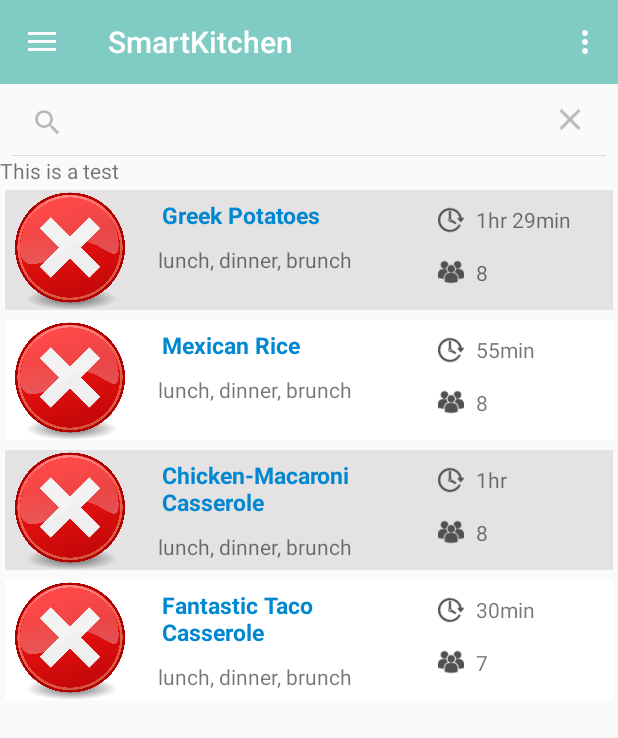
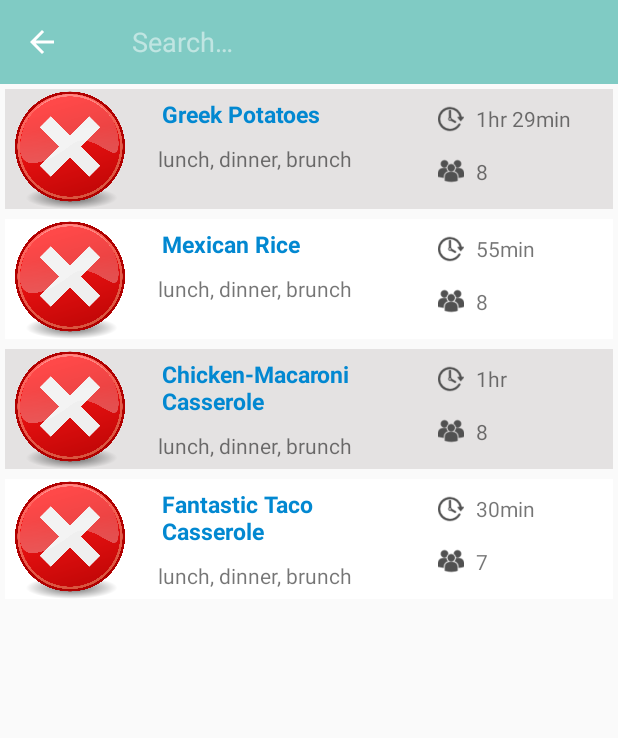
Before and after one commit to Jorciney/SmartKitchen, an Android app: the screen it shows after launch (MainActivity), after a tap on "Search", on a phone screen of 412 x 824 dp. Shown: the top 738 px of the screen. Run offline under Robolectric (Android 15) with nearby library versions, the phone set to English and light mode, and no system bars; our stand-ins replace Picasso; pictures from the network do not load.

Commit message:
Added Search option to All Recipes

```diff
--- a/app/src/main/java/be/myitworld/smartkitchen/acitivities/AllRecipesFragment.java
+++ b/app/src/main/java/be/myitworld/smartkitchen/acitivities/AllRecipesFragment.java
@@ -9,20 +9,29 @@ import android.graphics.RectF;
 import android.os.Bundle;
 import android.support.annotation.Nullable;
 import android.support.v4.app.Fragment;
+import android.support.v4.view.MenuItemCompat;
 import android.support.v7.widget.DefaultItemAnimator;
 import android.support.v7.widget.LinearLayoutManager;
 import android.support.v7.widget.RecyclerView;
+import android.support.v7.widget.SearchView;
 import android.support.v7.widget.helper.ItemTouchHelper;
 import android.view.LayoutInflater;
+import android.view.Menu;
+import android.view.MenuInflater;
+import android.view.MenuItem;
 import android.view.View;
 import android.view.ViewGroup;
+import java.util.ArrayList;
+import java.util.List;
 import be.myitworld.smartkitchen.R;
+import be.myitworld.smartkitchen.model.Recipe;
 import be.myitworld.smartkitchen.tools.AllRecipesRecyclerViewAdapter;
+import be.myitworld.smartkitchen.tools.Manager;
 
 /**
  * Created by Jorciney on 8/05/2016.
  */
-public class AllRecipesFragment extends Fragment {
+public class AllRecipesFragment extends Fragment implements SearchView.OnQueryTextListener {
     private static RecyclerView recyclerView;
     private static RecyclerView.LayoutManager mLayoutManager;
     public static AllRecipesRecyclerViewAdapter recyclerViewAdapter;
@@ -46,7 +55,7 @@ public class AllRecipesFragment extends Fragment {
         itemAnimator.setAddDuration(1000);
         recyclerView.setItemAnimator(itemAnimator);
         initSwipe();
-
+        setHasOptionsMenu(true);
         return view;
     }
 
@@ -109,4 +118,54 @@ public class AllRecipesFragment extends Fragment {
             ((ViewGroup) view.getParent()).removeView(view);
         }
     }
+    /**
+     * Recipe search view/bar
+     */
+    @Override
+    public boolean onQueryTextSubmit(String query) {
+        return false;
+    }
+
+
+    @Override
+    public boolean onQueryTextChange(String newText) {
+        final List<Recipe> filteredRecipes = filter(Manager.getInstance().recipes, newText);
+        recyclerViewAdapter.setFilter(filteredRecipes);
+        return true;
+    }
+
+    private List<Recipe> filter(List<Recipe> recipes, String query) {
+        query = query.toLowerCase();
+        final List<Recipe> filteredRecipes = new ArrayList<>();
+        for (Recipe r : recipes) {
+            final String text = r.getTitle().toLowerCase();
+            if (text.contains(query)) {
+                filteredRecipes.add(r);
+            }
+        }
+        return filteredRecipes;
+    }
+
+
+    @Override
+    public void onCreateOptionsMenu(Menu menu, MenuInflater inflater) {
+        inflater.inflate(R.menu.main, menu);
+
+        final MenuItem item = menu.findItem(R.id.action_search);
+        final SearchView searchView = (SearchView) MenuItemCompat.getActionView(item);
+        searchView.setOnQueryTextListener(this);
+
+        MenuItemCompat.setOnActionExpandListener(item,
+                new MenuItemCompat.OnActionExpandListener() {
+                    @Override
+                    public boolean onMenuItemActionCollapse(MenuItem item) {
+                        recyclerViewAdapter.setFilter(Manager.getInstance().recipes);
+                        return true; // Return true to collapse action view
+                    }
+                    @Override
+                    public boolean onMenuItemActionExpand(MenuItem item) {
+                        return true; // Return true to expand action view
+                    }
+                });
+    }
 }
--- a/app/src/main/java/be/myitworld/smartkitchen/acitivities/MainActivity.java
+++ b/app/src/main/java/be/myitworld/smartkitchen/acitivities/MainActivity.java
@@ -7,10 +7,7 @@ import android.support.v4.app.FragmentManager;
 import android.support.v4.view.GravityCompat;
 import android.support.v4.widget.DrawerLayout;
 import android.support.v7.app.ActionBarDrawerToggle;
-import android.support.v7.widget.RecyclerView;
 import android.support.v7.widget.Toolbar;
-import android.support.v7.widget.helper.ItemTouchHelper;
-import android.view.Menu;
 import android.view.MenuItem;
 import be.myitworld.smartkitchen.R;
 import be.myitworld.smartkitchen.tools.RootActivity;
@@ -64,28 +61,6 @@ public class MainActivity extends RootActivity
         }
     }
 
-    @Override
-    public boolean onCreateOptionsMenu(Menu menu) {
-        // Inflate the menu; this adds items to the action bar if it is present.
-        getMenuInflater().inflate(R.menu.main, menu);
-        return true;
-    }
-
-    @Override
-    public boolean onOptionsItemSelected(MenuItem item) {
-        // Handle action bar item clicks here. The action bar will
-        // automatically handle clicks on the Home/Up button, so long
-        // as you specify a parent activity in AndroidManifest.xml.
-        int id = item.getItemId();
-
-        //noinspection SimplifiableIfStatement
-        if (id == R.id.action_settings) {
-            return true;
-        }
-
-        return super.onOptionsItemSelected(item);
-    }
-
     @SuppressWarnings("StatementWithEmptyBody")
     @Override
     public boolean onNavigationItemSelected(MenuItem item) {
--- a/app/src/main/java/be/myitworld/smartkitchen/tools/AllRecipesRecyclerViewAdapter.java
+++ b/app/src/main/java/be/myitworld/smartkitchen/tools/AllRecipesRecyclerViewAdapter.java
@@ -2,10 +2,7 @@ package be.myitworld.smartkitchen.tools;
 
 import android.content.Context;
 import android.graphics.Color;
-import android.os.Bundle;
-import android.support.v4.app.Fragment;
 import android.support.v4.app.FragmentActivity;
-import android.support.v4.app.FragmentManager;
 import android.support.v7.widget.CardView;
 import android.support.v7.widget.RecyclerView;
 import android.view.LayoutInflater;
@@ -14,9 +11,9 @@ import android.view.ViewGroup;
 import android.widget.ImageView;
 import android.widget.TextView;
 import com.squareup.picasso.Picasso;
+import java.util.ArrayList;
+import java.util.List;
 import be.myitworld.smartkitchen.R;
-import be.myitworld.smartkitchen.acitivities.AllRecipesFragment;
-import be.myitworld.smartkitchen.acitivities.IngredientsFrag;
 import be.myitworld.smartkitchen.acitivities.MainActivity;
 import be.myitworld.smartkitchen.acitivities.RecipeFragment;
 import be.myitworld.smartkitchen.model.Recipe;
@@ -28,14 +25,12 @@ import be.myitworld.smartkitchen.model.Recipe;
 public class AllRecipesRecyclerViewAdapter extends RecyclerView.Adapter<AllRecipesRecyclerViewAdapter.AllRecipesViewHolder> {
     private final Manager manager = Manager.getInstance();
     private Context context;
-    private Class fragmentClass = AllRecipesFragment.class;
-    private Fragment fragment;
     public static Recipe recipe;
     public FragmentActivity activity;
-    private Fragment mFragment;
-    private Bundle mBundle;
+    public static List<Recipe> mRecipes;
 
     public AllRecipesRecyclerViewAdapter() {
+        mRecipes = manager.recipes;
     }
 
     /**
@@ -48,8 +43,6 @@ public class AllRecipesRecyclerViewAdapter extends RecyclerView.Adapter<AllRecip
         private TextView portionTextView;
         private TextView titleTextView;
         private TextView descTextView;
-
-
         private View view;
 
         AllRecipesViewHolder(View v) {
@@ -79,7 +72,7 @@ public class AllRecipesRecyclerViewAdapter extends RecyclerView.Adapter<AllRecip
             allRecipesViewHolder.cardView.setBackgroundColor(Color.WHITE);
         }
         if (Manager.recipes != null) {
-            recipe = manager.recipes.get(position);
+            recipe = mRecipes.get(position);
             if (recipe.getTime() != null)
                 allRecipesViewHolder.timeTextView.setText(recipe.getTime());
             if (recipe.getDescription() != null)
@@ -98,11 +91,9 @@ public class AllRecipesRecyclerViewAdapter extends RecyclerView.Adapter<AllRecip
         allRecipesViewHolder.view.setOnClickListener(new View.OnClickListener() {
             @Override
             public void onClick(View v) {
-                RecipeFragment.recipe = manager.recipes.get(position);
-                Utils.recipe = manager.recipes.get(position);
+                RecipeFragment.recipe = mRecipes.get(position);
                 activity = (FragmentActivity) v.getContext();
-                activity.setTitle(manager.recipes.get(position).getTitle());
-                fragmentClass = RecipeFragment.class;
+                activity.setTitle(mRecipes.get(position).getTitle());
                 replaceFragment();
             }
         });
@@ -118,13 +109,14 @@ public class AllRecipesRecyclerViewAdapter extends RecyclerView.Adapter<AllRecip
     }
 
     public void removeItem(int position) {
-        manager.recipes.remove(position);
+        mRecipes.remove(position);
+        notifyDataSetChanged();
         notifyItemRemoved(position);
     }
 
     public void addItem(Recipe recipeItem) {
-        manager.recipes.add(recipeItem);
-        notifyItemInserted(manager.recipes.size());
+        mRecipes.add(recipeItem);
+        notifyItemInserted(mRecipes.size());
     }
 
     /**
@@ -132,8 +124,8 @@ public class AllRecipesRecyclerViewAdapter extends RecyclerView.Adapter<AllRecip
      */
     @Override
     public int getItemCount() {
-        if (Manager.recipes != null)
-            return Manager.recipes.size();
+        if (mRecipes != null)
+            return mRecipes.size();
         else return 100;
     }
 
@@ -150,5 +142,9 @@ public class AllRecipesRecyclerViewAdapter extends RecyclerView.Adapter<AllRecip
         this.context = context;
     }
 
-
+    public void setFilter(List<Recipe> recipes) {
+        mRecipes = new ArrayList<>();
+        mRecipes.addAll(recipes);
+        notifyDataSetChanged();
+    }
 }
--- a/app/src/main/res/layout/layout_all_recipes.xml
+++ b/app/src/main/res/layout/layout_all_recipes.xml
@@ -2,15 +2,7 @@
 <LinearLayout xmlns:android="http://schemas.android.com/apk/res/android"
     android:orientation="vertical" android:layout_width="match_parent"
     android:layout_height="match_parent">
-    <SearchView
-        android:id="@+id/all_recipes_search_bar"
-        android:layout_width="match_parent"
-        android:layout_height="wrap_content">
-    </SearchView>
-    <TextView
-        android:layout_width="match_parent"
-        android:layout_height="wrap_content"
-        android:text="This is a test"/>
+
     <android.support.v7.widget.RecyclerView
         android:id="@+id/all_recipes_recyclerview"
         android:layout_width="match_parent"
--- a/app/src/main/res/menu/main.xml
+++ b/app/src/main/res/menu/main.xml
@@ -2,8 +2,10 @@
 <menu xmlns:android="http://schemas.android.com/apk/res/android"
     xmlns:app="http://schemas.android.com/apk/res-auto">
     <item
-        android:id="@+id/action_settings"
-        android:orderInCategory="100"
-        android:title="@string/action_settings"
-        app:showAsAction="never" />
+        android:id="@+id/action_search"
+        android:icon="@drawable/ic_action_search"
+        android:title="Search"
+        app:actionViewClass="android.support.v7.widget.SearchView"
+        app:showAsAction="always|collapseActionView" />
+
 </menu>
```
Also changed, not shown: app/src/main/java/be/myitworld/smartkitchen/model/Category.java (added, +51 -0 lines), app/src/main/java/be/myitworld/smartkitchen/model/Recipe.java (+10 -1 lines), app/src/main/res/drawable-hdpi/ic_action_search.png (added), app/src/main/res/drawable-mdpi/ic_action_search.png (added), app/src/main/res/drawable-xhdpi/ic_action_search.png (added), app/src/main/res/drawable-xxhdpi/ic_action_search.png (added), app/src/main/res/drawable-xxxhdpi/ic_action_search.png (added).
